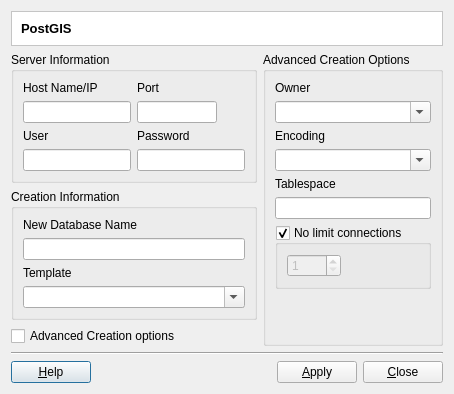
This is src/terralib/qt/plugins/datasource/pgis/ui/PostGISCreatorDialogForm.ui in claudiobogossian/terralib5 as Qt 5 draws it before an edit. The edited form follows.
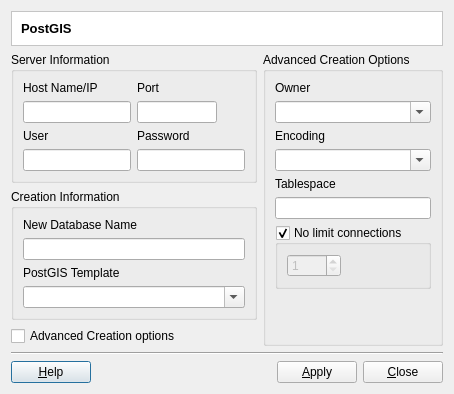
This is the edited form. Custom widgets are drawn as their Qt base class.

```diff
--- a/src/terralib/qt/plugins/datasource/pgis/ui/PostGISCreatorDialogForm.ui
+++ b/src/terralib/qt/plugins/datasource/pgis/ui/PostGISCreatorDialogForm.ui
@@ -219,7 +219,7 @@
               <item>
                <widget class="QLabel" name="m_charsetLabel">
                 <property name="text">
-                 <string>Template</string>
+                 <string>PostGIS Template</string>
                 </property>
                </widget>
               </item>
```
